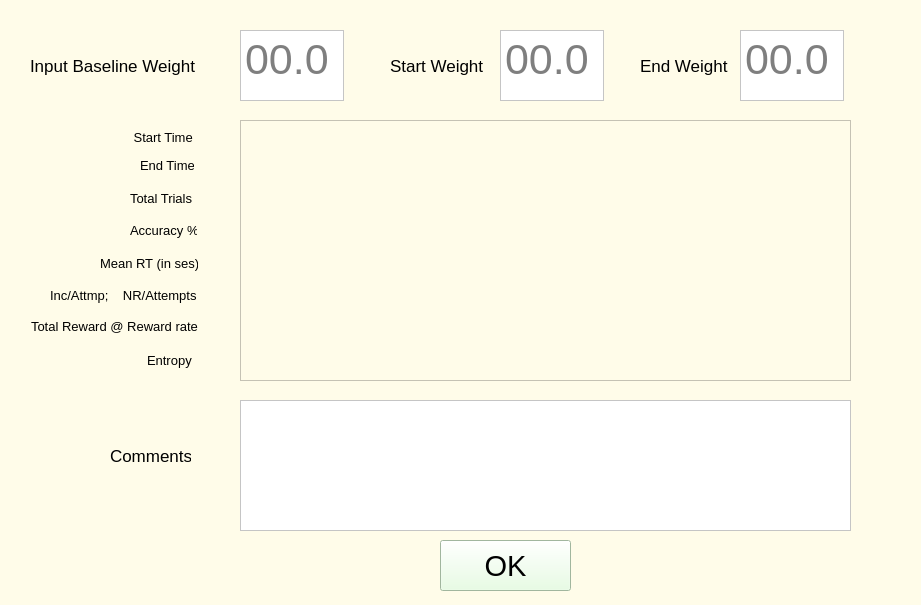
This is protocols/random_dot_motion/core/gui/summary.ui in vaibrainium/NeuRPi as Qt 5 draws it before an edit. The edited form follows.
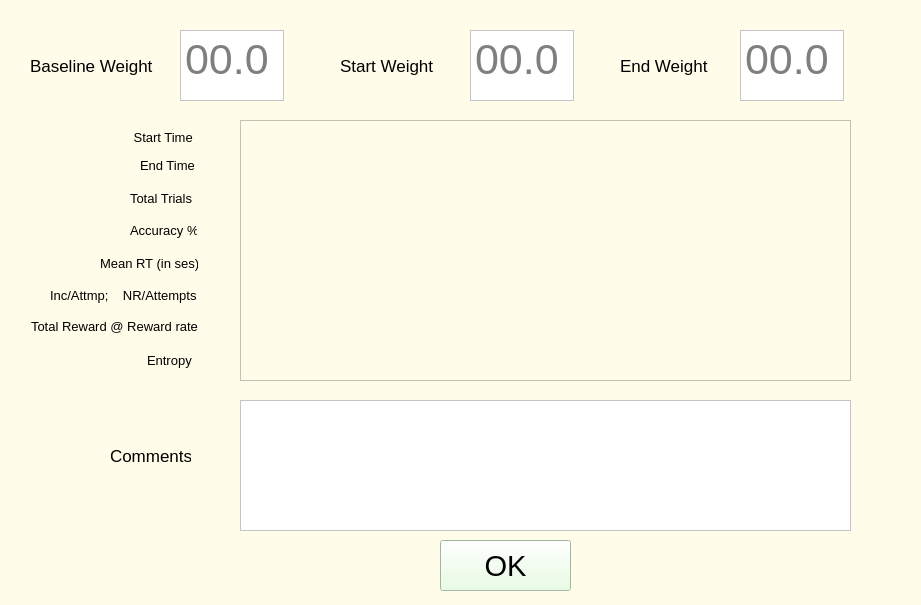
This is the edited form.

The edit to the form file:
```diff
--- a/protocols/random_dot_motion/core/gui/summary.ui
+++ b/protocols/random_dot_motion/core/gui/summary.ui
@@ -147,7 +147,7 @@
     <rect>
      <x>30</x>
      <y>50</y>
-     <width>171</width>
+     <width>131</width>
      <height>31</height>
     </rect>
    </property>
@@ -157,7 +157,7 @@
     </font>
    </property>
    <property name="text">
-    <string>Input Baseline Weight</string>
+    <string>Baseline Weight</string>
    </property>
   </widget>
   <widget class="QLabel" name="label_9">
@@ -197,7 +197,7 @@
   <widget class="QTextEdit" name="baseline_weight">
    <property name="geometry">
     <rect>
-     <x>240</x>
+     <x>180</x>
      <y>30</y>
      <width>104</width>
      <height>71</height>
@@ -276,7 +276,7 @@
   <widget class="QLabel" name="label_10">
    <property name="geometry">
     <rect>
-     <x>390</x>
+     <x>340</x>
      <y>50</y>
      <width>101</width>
      <height>31</height>
@@ -294,7 +294,7 @@
   <widget class="QTextEdit" name="start_weight">
    <property name="geometry">
     <rect>
-     <x>500</x>
+     <x>470</x>
      <y>30</y>
      <width>104</width>
      <height>71</height>
@@ -321,7 +321,7 @@
   <widget class="QLabel" name="label_11">
    <property name="geometry">
     <rect>
-     <x>640</x>
+     <x>620</x>
      <y>50</y>
      <width>101</width>
      <height>31</height>
```
Left out of the diff: 18 changed lines with no effect on the pictures.
